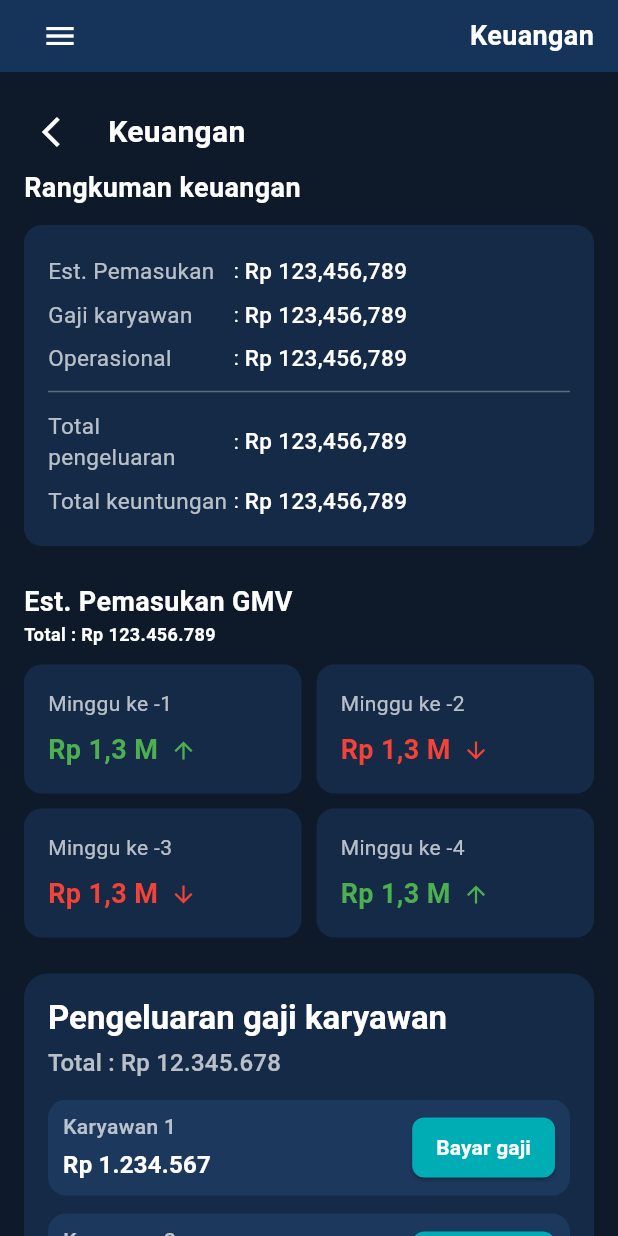
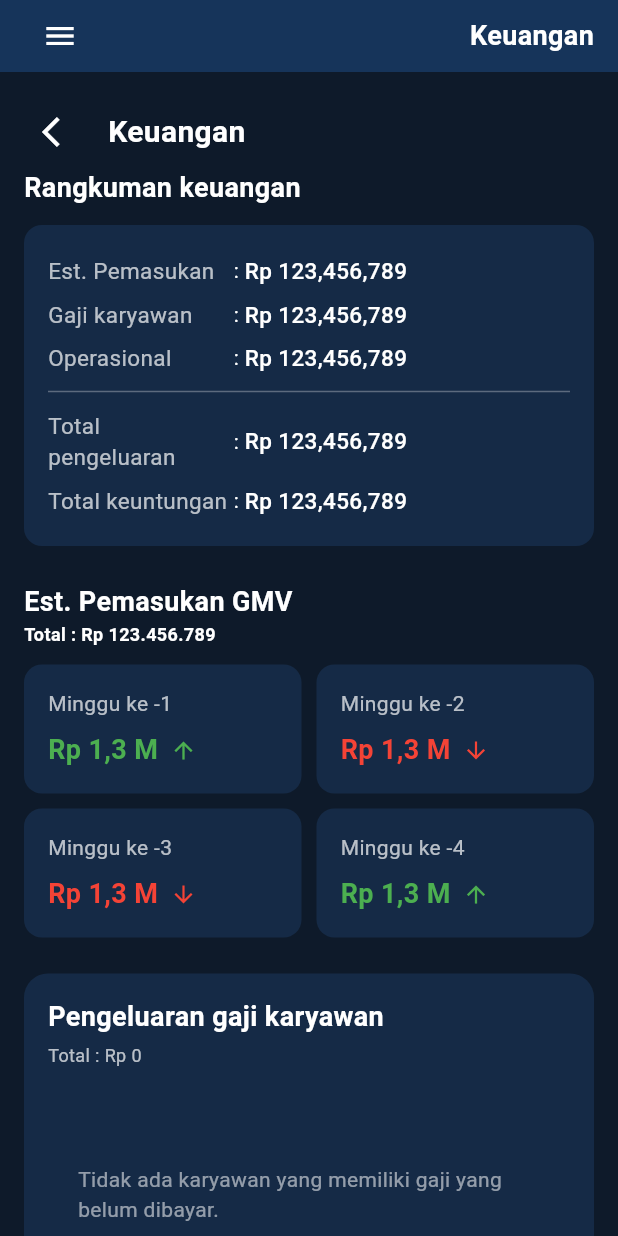
Before and after one commit to gobedchillik-dot/PMP-presensi-msub0702, a Flutter app: the KeuanganIndexPage widget shown alone on an empty page, opened directly, on a phone screen of 412 x 824 dp. Run offline on Flutter 3.47's test engine with Material 3 defaults, Android fonts, the phone set to English and light mode, and no system bars; our stand-ins replace cloud_firestore, firebase_auth, firebase_core, flutter_image_compress, geolocator, iconsax and 4 more; accounts and stored records are empty.

Commit message:
16/11/25 16:19 - parhan - inisiasi tabel database pengeluaran opsional dan implementasi logika penggajihan

```diff
--- a/lib/admin/pages/keuangan/index.dart
+++ b/lib/admin/pages/keuangan/index.dart
@@ -1,12 +1,14 @@
 import 'package:flutter/material.dart';
+import 'package:provider/provider.dart'; // Wajib: Import provider
+import 'package:intl/intl.dart'; // Wajib: Untuk format uang yang lebih baik
 import 'package:tes_flutter/admin/widget/data_row.dart';
 import 'package:tes_flutter/admin/widget/profil_selection.dart';
 import 'package:tes_flutter/admin/widget/tittle_app.dart';
-// Import wajib untuk animasi:
+import 'package:tes_flutter/database/controller/absen/payroll_controller.dart';
 import '../../../utils/animated_fade_slide.dart';
 import '../../base_page.dart';
-// Import wajib untuk navigasi tombol back:
 import '../../home_page.dart';
+
 
 class KeuanganIndexPage extends StatefulWidget {
   const KeuanganIndexPage({super.key});
@@ -24,14 +26,21 @@ class _KeuanganIndexPageState extends State<KeuanganIndexPage> {
     {'minggu': 4, 'total': 1300000000, 'isUp': true},
   ];
 
-  String formatMoney(int number) {
+  // Menggunakan NumberFormat untuk format uang yang lebih aman dan global
+  final NumberFormat currencyFormatter = NumberFormat.currency(
+    locale: 'id_ID', // Lokasi Indonesia
+    symbol: 'Rp ',
+    decimalDigits: 0, // Tidak menampilkan desimal
+  );
+
+  String formatMoney(double number) {
     if (number >= 1000000000) {
-      // Jika di atas 1 Miliar (untuk kartu summary)
+      // Format Miliar (untuk kartu summary)
       double billions = number / 1000000000;
       return "Rp ${billions.toStringAsFixed(1).replaceAll('.', ',')} M";
     }
     // Untuk tampilan detail (Ribuan separator)
-    return "Rp ${number.toString().replaceAllMapped(RegExp(r'(\d{1,3})(?=(\d{3})+(?!\d))'), (m) => "${m[1]}.")}";
+    return currencyFormatter.format(number).replaceAll(',', '.');
   }
 
   Widget _buildSummaryCard(Map<String, dynamic> data) {
@@ -54,7 +63,8 @@ class _KeuanganIndexPageState extends State<KeuanganIndexPage> {
           Row(
             children: [
               Text(
-                formatMoney(data['total']),
+                // Mengubah total dari int ke double
+                formatMoney(data['total'].toDouble()),
                 style: TextStyle(
                   color: color,
                   fontSize: 18,
@@ -77,6 +87,7 @@ class _KeuanganIndexPageState extends State<KeuanganIndexPage> {
 
   @override
   Widget build(BuildContext context) {
+
     return BasePage(
       title: "Keuangan",
       child: SingleChildScrollView(
@@ -86,10 +97,10 @@ class _KeuanganIndexPageState extends State<KeuanganIndexPage> {
           crossAxisAlignment: CrossAxisAlignment.start,
           children: [
 
-            // ===== 1. CUSTOM TITLE & BACK BUTTON (Delay 0.1) =====
+            // ... (Bagian header dan rangkuman lainnya tidak berubah)
             AnimatedFadeSlide(
               delay: 0.1,
-              child: CustomAppTitle( // ⭐️ MENGGANTIKAN Row yang berulang
+              child: CustomAppTitle(
                 title: "Keuangan",
                 backToPage: const AdminHomePage(),
               ),
@@ -111,13 +122,12 @@ class _KeuanganIndexPageState extends State<KeuanganIndexPage> {
             ),
             const SizedBox(height: 24),
 
-            // ===== 4. KUARTAL GMV MINGGUAN (Weekly Summary Cards) (Delay 0.3) =====
+            // ... (Bagian Weekly Summary Cards tidak berubah)
             AnimatedFadeSlide(
               delay: 0.4,
               child: Column(
                 crossAxisAlignment: CrossAxisAlignment.start,
                 children: [
-
                   const Text(
                     "Est. Pemasukan GMV",
                     style: TextStyle(color: Colors.white, fontSize: 18, fontWeight: FontWeight.bold),
@@ -153,14 +163,15 @@ class _KeuanganIndexPageState extends State<KeuanganIndexPage> {
             ),
             const SizedBox(height: 24),
 
-            // ===== ✅ KARTU GAJI KARYAWAN (New Section) (Delay 0.5) =====
+            // ===== ✅ KARTU GAJI KARYAWAN (Menggunakan PayrollController) =====
             AnimatedFadeSlide(
               delay: 0.5,
-              child: const _EmployeeSalaryCard(initialDelay: 0.5), // Meneruskan delay untuk staggered item
+              // Mengganti widget lama dengan versi berbasis Provider
+              child: _EmployeeSalaryCard(initialDelay: 0.5),
             ),
             const SizedBox(height: 24),
 
-            // ===== 5. PENGELUARAN OPERASIONAL (Tabs dan Tabel) (Delay 0.7) =====
+            // ... (Bagian Pengeluaran Opsional tidak berubah)
             AnimatedFadeSlide(
               delay: 0.3,
               child: const ProfileSectionWrapper(
@@ -178,9 +189,8 @@ class _KeuanganIndexPageState extends State<KeuanganIndexPage> {
                 ],
               ),
             ),
-            const SizedBox(height: 24), //
+            const SizedBox(height: 24),
           ],
-
         )
       )
     );
@@ -188,35 +198,26 @@ class _KeuanganIndexPageState extends State<KeuanganIndexPage> {
 }
 
 // ====================================================================
-//                   WIDGET BARU UNTUK GAJI KARYAWAN
+//                   WIDGET BARU YANG TERINTEGRASI DENGAN CONTROLLER
 // ====================================================================
-
-// Definisi data dummy untuk daftar gaji
-class EmployeeSalary {
-  final String name;
-  final String salary;
-
-  EmployeeSalary(this.name, this.salary);
-}
-
-// Data Dummy Karyawan
-final List<EmployeeSalary> dummySalaries = [
-  EmployeeSalary("Karyawan 1", "Rp 1.234.567"),
-  EmployeeSalary("Karyawan 2", "Rp 1.234.567"),
-  EmployeeSalary("Karyawan 3", "Rp 1.234.567"),
-  EmployeeSalary("Karyawan 4", "Rp 1.234.567"),
-  EmployeeSalary("Karyawan 5", "Rp 1.234.567"),
-  EmployeeSalary("Karyawan 6", "Rp 1.234.567"),
-  EmployeeSalary("Karyawan 7", "Rp 1.234.567"),
-  EmployeeSalary("Karyawan 8", "Rp 1.234.567"),
-];
 
 // Widget untuk setiap baris gaji karyawan
 class _SalaryListItem extends StatelessWidget {
   final String name;
-  final String salary;
+  final String userId;
+  final double salary;
+  final int totalCounts;
+  final DateTime newPeriodStartDate;
+  final NumberFormat currencyFormatter; // Terima formatter dari luar
 
-  const _SalaryListItem({required this.name, required this.salary});
+  const _SalaryListItem({
+    required this.name,
+    required this.userId,
+    required this.salary,
+    required this.totalCounts,
+    required this.newPeriodStartDate,
+    required this.currencyFormatter,
+  });
 
   @override
   Widget build(BuildContext context) {
@@ -224,7 +225,7 @@ class _SalaryListItem extends StatelessWidget {
       margin: const EdgeInsets.only(bottom: 12),
       padding: const EdgeInsets.symmetric(vertical: 8, horizontal: 10),
       decoration: BoxDecoration(
-        color: const Color(0xFF1C385C), // Warna card item
+        color: const Color(0xFF1C385C),
         borderRadius: BorderRadius.circular(12),
       ),
       child: Row(
@@ -240,12 +241,20 @@ class _SalaryListItem extends StatelessWidget {
                     color: Colors.white70, fontWeight: FontWeight.w500),
               ),
               const SizedBox(height: 4),
+              // Tampilkan Nominal Gaji
               Text(
-                salary,
+                salary.toInt().toString().isNotEmpty
+                    ? currencyFormatter.format(salary).replaceAll(',', '.')
+                    : 'Rp 0',
                 style: Theme.of(context).textTheme.titleMedium!.copyWith(
                       color: Colors.white,
                       fontWeight: FontWeight.bold,
                     ),
+              ),
+              // Tambahkan keterangan total counts sebagai info
+              Text(
+                "Total jam kerja: ${totalCounts*2} jam",
+                style: const TextStyle(color: Colors.white54, fontSize: 10),
               ),
             ],
           ),
@@ -254,16 +263,35 @@ class _SalaryListItem extends StatelessWidget {
           SizedBox(
             height: 40,
             child: ElevatedButton(
-              onPressed: () {
+              onPressed: () async {
+                Provider.of<PayrollController>(context, listen: false);
+
                 ScaffoldMessenger.of(context).showSnackBar(
                   SnackBar(
-                    content: Text('Membayar gaji untuk $name'),
-                    duration: const Duration(milliseconds: 800),
+                    content: Text('Memproses pembayaran gaji untuk $name...'),
+                    duration: const Duration(seconds: 1),
+                  ),
+                );
+
+                // await payrollController.processPayment(
+                //   userId: userId,
+                //   amount: double.parse(salary.replaceAll(RegExp(r'[Rp .,]'), '')), // Hati-hati dengan konversi string ke double
+                //   totalCounts: totalCounts,
+                //   newStartDate: newPeriodStartDate,
+                // );
+
+                // Setelah pembayaran, refresh data (hanya contoh sementara)
+                // await payrollController.fetchUnpaidEmployeeData();
+
+                ScaffoldMessenger.of(context).showSnackBar(
+                  SnackBar(
+                    content: Text('Pembayaran gaji untuk $name berhasil dicatat! (Fungsi processPayment masih perlu diimplementasikan)'),
+                    duration: const Duration(milliseconds: 1500),
                   ),
                 );
               },
               style: ElevatedButton.styleFrom(
-                backgroundColor: const Color(0xFF00ADB5), // Warna tombol
+                backgroundColor: const Color(0xFF00ADB5),
                 shape: RoundedRectangleBorder(
                   borderRadius: BorderRadius.circular(8),
                 ),
@@ -282,15 +310,33 @@ class _SalaryListItem extends StatelessWidget {
   }
 }
 
-// Widget utama Pengeluaran Gaji Karyawan
+// Widget utama Pengeluaran Gaji Karyawan (Menggunakan Consumer)
 class _EmployeeSalaryCard extends StatelessWidget {
-  final double initialDelay; // Delay awal dari AnimatedFadeSlide pembungkus
+  final double initialDelay;
 
   const _EmployeeSalaryCard({required this.initialDelay});
 
   @override
   Widget build(BuildContext context) {
-    const String totalPengeluaran = "Rp 12.345.678";
+    // Akses controller untuk mendengarkan perubahan state
+    return Consumer<PayrollController>(
+      builder: (context, controller, child) {
+
+        final List<Map<String, dynamic>> employeeList = controller.unpaidEmployeeList;
+
+        // 1. Hitung Total Pengeluaran Gaji yang Belum Dibayar
+        final double totalUnpaidSalary = employeeList.fold(
+          0.0,
+          (sum, item) => sum + (item['unpaidAmount'] as double)
+        );
+
+        // Formatter yang sama dari KeuanganIndexPage
+        final NumberFormat currencyFormatter = NumberFormat.currency(
+          locale: 'id_ID',
+          symbol: 'Rp ',
+          decimalDigits: 0,
+        );
+        final String formattedTotal = currencyFormatter.format(totalUnpaidSalary).replaceAll(',', '.');
 
         return Container(
           width: double.infinity,
@@ -302,42 +348,41 @@ class _EmployeeSalaryCard extends StatelessWidget {
           child: Column(
             crossAxisAlignment: CrossAxisAlignment.start,
             children: [
-          // Header
-          Text(
-            "Pengeluaran gaji karyawan",
-            style: Theme.of(context).textTheme.titleLarge!.copyWith(
-                  color: Colors.white,
-                  fontWeight: FontWeight.bold,
-                ),
-          ),
-          const SizedBox(height: 4),
-          Text(
-            "Total : $totalPengeluaran",
-            style: Theme.of(context).textTheme.titleMedium!.copyWith(
-                  color: Colors.white70,
-                ),
-          ),
-          const SizedBox(height: 12),
+              ProfileSectionWrapper(title: "Pengeluaran gaji karyawan", subtitle: "Total : $formattedTotal", children: []),
 
-          // Daftar Karyawan yang Dapat Digulir (Scrollable List)
+              // Tampilan Loading atau Daftar Karyawan
+              if (controller.isLoading)
+                const Center(child: Padding(
+                  padding: EdgeInsets.all(20.0),
+                  child: CircularProgressIndicator(color: Color(0xFF00ADB5)),
+                ))
+              else if (employeeList.isEmpty)
+                const Center(child: Padding(
+                  padding: EdgeInsets.all(20.0),
+                  child: Text("Tidak ada karyawan yang memiliki gaji yang belum dibayar.", style: TextStyle(color: Colors.white54)),
+                ))
+              else
+                // Daftar Karyawan yang Dapat Digulir
                 SizedBox(
-            // Tinggi 3 item karyawan
-            height: 3 * 80.0,
+                  height: 3 * 80.0, // Tinggi tetap untuk 3 item
                   child: ListView.builder(
-              padding: EdgeInsets.zero, // Hapus padding default ListView
-              physics: const ClampingScrollPhysics(), // Memastikan scroll halus di dalam SingleChildScrollView
-              itemCount: dummySalaries.length,
+                    padding: EdgeInsets.zero,
+                    physics: const ClampingScrollPhysics(),
+                    itemCount: employeeList.length,
                     itemBuilder: (context, index) {
-                final employee = dummySalaries[index];
+                      final employeeData = employeeList[index];
 
-                // AnimatedFadeSlide untuk setiap item (Staggered List)
                       return AnimatedFadeSlide(
-                  // Delay awal + penambahan 100ms per item untuk efek staggered
-                  delay: 0.9,
+                        // Staggered list: delay 0.1 detik per item
+                        delay: initialDelay + (index * 0.1),
                         duration: const Duration(milliseconds: 600),
                         child: _SalaryListItem(
-                    name: employee.name,
-                    salary: employee.salary,
+                          name: employeeData['userName'],
+                          userId: employeeData['userId'],
+                          salary: employeeData['unpaidAmount'],
+                          totalCounts: employeeData['totalUnpaidCounts'],
+                          newPeriodStartDate: employeeData['newPeriodStartDate'],
+                          currencyFormatter: currencyFormatter,
                         ),
                       );
                     },
@@ -346,5 +391,7 @@ class _EmployeeSalaryCard extends StatelessWidget {
             ],
           ),
         );
+      },
+    );
   }
 }
--- a/lib/admin/widget/tabel_absensi.dart
+++ b/lib/admin/widget/tabel_absensi.dart
@@ -28,7 +28,7 @@ class TabelAbsensi extends StatelessWidget {
     if (count == 1) return Colors.amberAccent.shade400;
 
     if (count == 0 && target.isBefore(today)) return Colors.redAccent.shade400;
-    if (count == 0 && target == today) return Colors.amber.shade400;
+    if (count == 0 && target == today) return Colors.blueGrey.shade700;
 
     return Colors.blueGrey.shade700;
   }
@@ -147,8 +147,8 @@ class TabelAbsensi extends StatelessWidget {
                           flex: 2,
                           child: Column(
                             crossAxisAlignment: CrossAxisAlignment.start,
-                            children: groupedByUser.keys.map((userId) {
-                              final nama = userNames[userId] ?? userId;
+                            children: groupedByUser.keys.map((idUser) {
+                              final nama = userNames[idUser] ?? idUser;
                               return SizedBox(
                                 height: rowHeight,
                                 child: Text(
--- /dev/null
+++ b/lib/database/model/payroll.dart
@@ -0,0 +1,56 @@
+import 'package:cloud_firestore/cloud_firestore.dart';
+
+class AbsenPayrollModel {
+  final String? id; // ID Dokumen Firestore
+  final String idUser;
+  final Timestamp periodStartDate;
+  final Timestamp periodEndDate;
+  final bool isPaid;
+  final Timestamp paymentDate;
+  final double amountPaid;
+  final int totalDaysPresent;
+
+  AbsenPayrollModel({
+    this.id,
+    required this.idUser,
+    required this.periodStartDate,
+    required this.periodEndDate,
+    required this.isPaid,
+    required this.paymentDate,
+    required this.amountPaid,
+    required this.totalDaysPresent,
+  });
+
+  // Factory Constructor untuk membuat model dari dokumen Firestore
+  factory AbsenPayrollModel.fromFirestore(DocumentSnapshot<Map<String, dynamic>> doc) {
+    final data = doc.data()!;
+
+    // Safety check untuk memastikan semua field ada dan bertipe benar
+    return AbsenPayrollModel(
+      id: doc.id,
+      idUser: data['idUser'] as String,
+      periodStartDate: data['periodStartDate'] as Timestamp,
+      periodEndDate: data['periodEndDate'] as Timestamp,
+      isPaid: data['isPaid'] as bool,
+      paymentDate: data['paymentDate'] as Timestamp,
+      // Karena Firestore bisa menyimpan Number sebagai int atau double,
+      // kita konversi ke double untuk konsistensi
+      amountPaid: (data['amountPaid'] as num).toDouble(),
+      // totalDaysPresent harus dijamin sebagai int
+      totalDaysPresent: (data['totalDaysPresent'] as num).toInt(),
+    );
+  }
+
+  // Method untuk mengubah model menjadi Map (untuk menyimpan ke Firestore)
+  Map<String, dynamic> toMap() {
+    return {
+      'idUser': idUser,
+      'periodStartDate': periodStartDate,
+      'periodEndDate': periodEndDate,
+      'isPaid': isPaid,
+      'paymentDate': paymentDate,
+      'amountPaid': amountPaid,
+      'totalDaysPresent': totalDaysPresent,
+    };
+  }
+}
--- a/lib/main.dart
+++ b/lib/main.dart
@@ -2,6 +2,7 @@ import 'package:flutter/material.dart';
 import 'package:firebase_core/firebase_core.dart';
 import 'package:provider/provider.dart'; // Import Provider
 import 'package:tes_flutter/auth/login_page.dart';
+import 'package:tes_flutter/database/controller/absen/payroll_controller.dart';
 import 'package:tes_flutter/database/controller/gmv/gmv_controller.dart'; // Import GmvController
 import 'firebase_options.dart';
 
@@ -22,6 +23,7 @@ class MainApp extends StatelessWidget {
     return MultiProvider(
       providers: [
         ChangeNotifierProvider(create: (_) => GmvController()),
+        ChangeNotifierProvider(create: (_) => PayrollController()),
       ],
       child: const MaterialApp(
         debugShowCheckedModeBanner: false,
```
Also changed, not shown: lib/database/controller/absen/homepage_karyawan_controller.dart (+127 -27 lines), lib/database/controller/absen/payroll_controller.dart (added, +226 -0 lines), lib/karyawan/home_page.dart (+12 -5 lines). Lines whose indentation alone changed are shown as unchanged.
